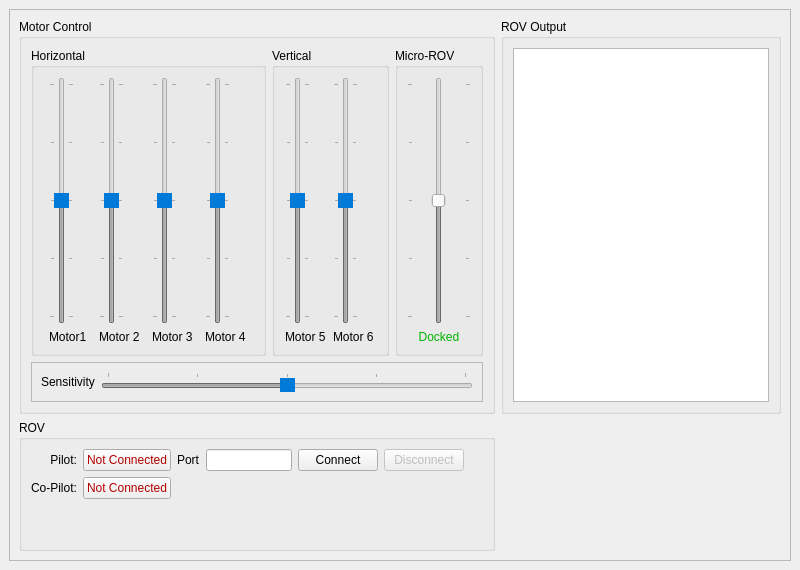
Old version of the form ui/pilot_terminal.ui in the repository ShaneTWilliams/husky-rov.
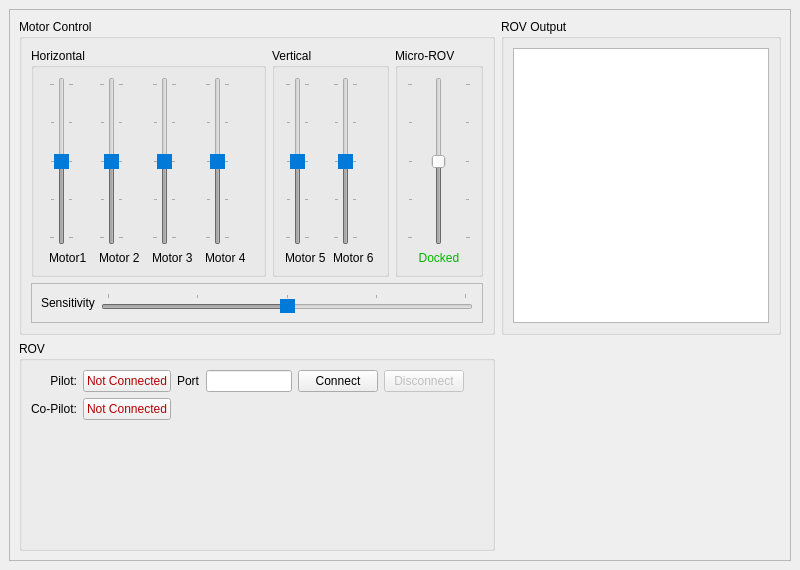
New version of the form. Icons and pictures are not drawn.

Diff of the .ui file:
```diff
--- a/ui/pilot_terminal.ui
+++ b/ui/pilot_terminal.ui
@@ -39,7 +39,7 @@
       <property name="frameShadow">
        <enum>QFrame::Raised</enum>
       </property>
-      <layout class="QGridLayout" name="gridLayout_2" rowstretch="3,0" columnstretch="3,0">
+      <layout class="QGridLayout" name="gridLayout_2" rowstretch="3,2" columnstretch="3,0">
        <item row="0" column="1">
         <widget class="QGroupBox" name="groupBox">
          <property name="title">
```
